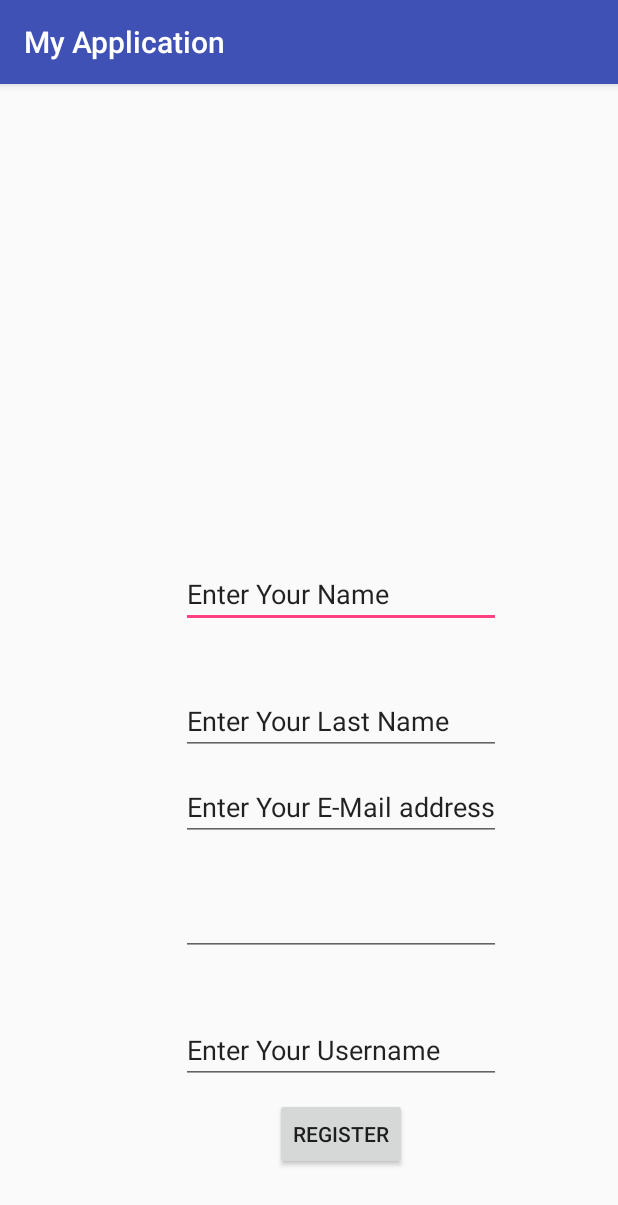
After one commit to pauladaimi/BookMe, an Android app: the RegisterActivity screen opened directly, with no data from a screen before it, on a phone screen of 412 x 824 dp. The commit adds this screen. Shown: the top 1205 px of the screen. Run offline under Robolectric (Android 15) with nearby library versions, the phone set to English and light mode, and no system bars.

Commit message:
Changes
Changes

```diff
--- a/app/build.gradle
+++ b/app/build.gradle
@@ -9,7 +9,7 @@ android {
         versionCode 1
         versionName "1.0"
         testInstrumentationRunner "android.support.test.runner.AndroidJUnitRunner"
-        vectorDrawables.useSupportLibrary= true
+        vectorDrawables.useSupportLibrary = true
     }
     buildTypes {
         release {
--- a/app/src/main/java/com/example/user/myapplication/Company.java
+++ b/app/src/main/java/com/example/user/myapplication/Company.java
@@ -3,17 +3,17 @@ package com.example.user.myapplication;
 import java.util.ArrayList;
 
 /**
- * Created by User on 4/10/2018.
+ * Created by AppUser on 4/10/2018.
  */
 
 public class Company{
     String name;
-    ArrayList<Room> rooms;
+    ArrayList<Space> spaces;
 
     String type; //Change to enum
 
     public Company(ArrayList<Room> rooms){
-        this.rooms=rooms;
+        this.spaces=spaces;
     }
 
 }
--- a/app/src/main/java/com/example/user/myapplication/Drawable.java
+++ b/app/src/main/java/com/example/user/myapplication/Drawable.java
@@ -1,7 +1,8 @@
 package com.example.user.myapplication;
 
 import android.graphics.Canvas;
+import android.graphics.Color;
 
 public interface Drawable {
-	void draw(Canvas canvas);
+	void draw(Canvas canvas, int color);
 }
--- a/app/src/main/java/com/example/user/myapplication/Info.java
+++ b/app/src/main/java/com/example/user/myapplication/Info.java
@@ -8,7 +8,7 @@ public class Info {
     @SerializedName("id")
     @Expose
     private String id;
-    @SerializedName("name")
+    @SerializedName("editName")
     @Expose
     private String name;
     @SerializedName("description")
--- /dev/null
+++ b/app/src/main/java/com/example/user/myapplication/RegisterActivity.java
@@ -0,0 +1,106 @@
+package com.example.user.myapplication;
+
+import android.content.Context;
+import android.content.Intent;
+import android.support.v7.app.AppCompatActivity;
+import android.os.Bundle;
+import android.view.View;
+import android.widget.Button;
+import android.widget.EditText;
+import android.widget.TextView;
+
+public class RegisterActivity extends AppCompatActivity {
+
+    EditText editName, editLastName, editEmail, editPassword, editUsername;
+    Button registerBtn;
+    Context context;
+    AppUser appUser;
+    String name, lastName, email, password, username;
+    TextView errorMessage;
+    @Override
+    protected void onCreate(Bundle savedInstanceState) {
+        super.onCreate(savedInstanceState);
+        setContentView(R.layout.activity_register);
+
+        context = this;
+
+        editName = (EditText) findViewById(R.id.editText2);
+        editName.setOnClickListener(new View.OnClickListener() {
+            @Override
+            public void onClick(View view) {
+                editName.setText("");
+            }
+        });
+
+        editLastName = (EditText) findViewById(R.id.editText3);
+        editLastName.setOnClickListener(new View.OnClickListener() {
+            @Override
+            public void onClick(View view) {
+                editLastName.setText("");
+            }
+        });
+
+        editEmail = (EditText) findViewById(R.id.editText7);
+        editEmail.setOnClickListener(new View.OnClickListener() {
+            @Override
+            public void onClick(View view) {
+                editEmail.setText("");
+            }
+        });
+
+        editPassword = (EditText) findViewById(R.id.editText6);
+        editPassword.setOnClickListener(new View.OnClickListener() {
+            @Override
+            public void onClick(View view) {
+                editPassword.setText("");
+            }
+        });
+
+        editUsername = (EditText) findViewById(R.id.editText8);
+        editUsername.setOnClickListener(new View.OnClickListener() {
+            @Override
+            public void onClick(View view) {
+                editUsername.setText("");
+            }
+        });
+
+        errorMessage = (TextView)findViewById(R.id.textView5);
+        registerBtn = findViewById(R.id.button);
+        registerBtn.setOnClickListener(new View.OnClickListener() {
+            @Override
+            public void onClick(View v) {
+                name = editName.getText().toString();
+                lastName = editLastName.getText().toString();
+                email = editEmail.getText().toString();
+                password = editPassword.getText().toString();
+                username = editUsername.getText().toString();
+
+
+                if(name.isEmpty()) {
+                    System.out.println("Missing Name");
+                    errorMessage.setText("Missing Name");
+                } else if (lastName.isEmpty()) {
+                    System.out.println("Missing Last Name");
+                    errorMessage.setText("Missing Last Name");
+                } else if (email.isEmpty()) {
+                    System.out.println("Missing Email");
+                    errorMessage.setText("Missing E-mail");
+                } else if (password.isEmpty()) {
+                    System.out.println("Missing Password");
+                    errorMessage.setText("Missing Password");
+                } else if (username.isEmpty()) {
+                    System.out.println("Missing Username");
+                    errorMessage.setText("Missing Username");
+                } else {
+                    appUser = new AppUser(name, lastName, email, password, username);
+                    System.out.println("Register");
+                    Intent e = new Intent(context, BookActivity.class);
+                    startActivity(e);
+                }
+
+
+            }
+        });
+    }
+
+}
--- a/app/src/main/java/com/example/user/myapplication/Space.java
+++ b/app/src/main/java/com/example/user/myapplication/Space.java
@@ -34,7 +34,7 @@ public class Space {
     public String toString(){
         String SpaceString="";
         for(int i=0; i<spots.size();i++){
-            SpaceString+= spots.get(i).getX()+" " +spots.get(i).getY() ;
+            SpaceString += "%X: " +  spots.get(i).getX()+ " %Y: " +spots.get(i).getY() + " " ;
         }
 
         SpaceString+=" "+getInfo().getName();
--- /dev/null
+++ b/app/src/main/res/layout/activity_register.xml
@@ -0,0 +1,93 @@
+<?xml version="1.0" encoding="utf-8"?>
+<android.support.constraint.ConstraintLayout xmlns:android="http://schemas.android.com/apk/res/android"
+    xmlns:app="http://schemas.android.com/apk/res-auto"
+    xmlns:tools="http://schemas.android.com/tools"
+    android:layout_width="match_parent"
+    android:layout_height="match_parent"
+    tools:context="com.example.user.myapplication.RegisterActivity"
+    tools:layout_editor_absoluteY="81dp">
+
+    <EditText
+        android:id="@+id/editText2"
+        android:layout_width="wrap_content"
+        android:layout_height="wrap_content"
+        android:layout_marginBottom="39dp"
+        android:layout_marginStart="32dp"
+        android:ems="10"
+        android:inputType="textPersonName"
+        android:text="Enter Your Name"
+        app:layout_constraintBottom_toTopOf="@+id/editText3"
+        app:layout_constraintStart_toStartOf="@+id/textView5"
+        app:layout_constraintTop_toBottomOf="@+id/textView5" />
+
+    <EditText
+        android:id="@+id/editText3"
+        android:layout_width="wrap_content"
+        android:layout_height="wrap_content"
+        android:layout_marginBottom="12dp"
+        android:ems="10"
+        android:inputType="textPersonName"
+        android:text="Enter Your Last Name"
+        app:layout_constraintBottom_toTopOf="@+id/editText7"
+        app:layout_constraintStart_toStartOf="@+id/editText2"
+        app:layout_constraintTop_toBottomOf="@+id/editText2" />
+
+    <EditText
+        android:id="@+id/editText6"
+        android:layout_width="wrap_content"
+        android:layout_height="wrap_content"
+        android:layout_marginBottom="40dp"
+        android:ems="10"
+        android:inputType="textPassword"
+        app:layout_constraintBottom_toTopOf="@+id/editText8"
+        app:layout_constraintStart_toStartOf="@+id/editText7"
+        app:layout_constraintTop_toBottomOf="@+id/editText7" />
+
+    <EditText
+        android:id="@+id/editText7"
+        android:layout_width="wrap_content"
+        android:layout_height="wrap_content"
+        android:layout_marginBottom="31dp"
+        android:ems="10"
+        android:inputType="textEmailAddress"
+        android:text="Enter Your E-Mail address"
+        app:layout_constraintBottom_toTopOf="@+id/editText6"
+        app:layout_constraintStart_toStartOf="@+id/editText3"
+        app:layout_constraintTop_toBottomOf="@+id/editText3" />
+
+    <EditText
+        android:id="@+id/editText8"
+        android:layout_width="wrap_content"
+        android:layout_height="wrap_content"
+        android:layout_marginBottom="9dp"
+        android:ems="10"
+        android:inputType="textPersonName"
+        android:text="Enter Your Username"
+        app:layout_constraintBottom_toTopOf="@+id/button"
+        app:layout_constraintStart_toStartOf="@+id/editText6"
+        app:layout_constraintTop_toBottomOf="@+id/editText6" />
+
+    <Button
+        android:id="@+id/button"
+        android:layout_width="wrap_content"
+        android:layout_height="wrap_content"
+        android:layout_marginBottom="44dp"
+        android:text="Register"
+        app:layout_constraintBottom_toBottomOf="parent"
+        app:layout_constraintEnd_toEndOf="@+id/editText8"
+        app:layout_constraintStart_toStartOf="@+id/editText8"
+        app:layout_constraintTop_toBottomOf="@+id/editText8" />
+
+    <TextView
+        android:id="@+id/textView5"
+        android:layout_width="291dp"
+        android:layout_height="0dp"
+        android:layout_marginBottom="2dp"
+        android:layout_marginEnd="32dp"
+        android:layout_marginTop="16dp"
+        android:textColor="@android:color/holo_red_dark"
+        android:textSize="30sp"
+        app:layout_constraintBottom_toTopOf="@+id/editText2"
+        app:layout_constraintEnd_toEndOf="parent"
+        app:layout_constraintTop_toTopOf="parent" />
+</android.support.constraint.ConstraintLayout>
```
Also changed, not shown: app/src/main/AndroidManifest.xml (+6 -2 lines), app/src/main/java/com/example/user/myapplication/AppUser.java (added, +32 -0 lines), app/src/main/java/com/example/user/myapplication/BookActivity.java (+5 -4 lines), app/src/main/java/com/example/user/myapplication/BookPanel.java (+163 -9 lines), app/src/main/java/com/example/user/myapplication/DateActivity.java (added, +131 -0 lines), app/src/main/java/com/example/user/myapplication/LoginActivity.java (+51 -6 lines), app/src/main/java/com/example/user/myapplication/Spot.java (+8 -6 lines), app/src/main/res/layout/activity_date.xml (added, +59 -0 lines), app/src/main/res/layout/login.xml (+13 -0 lines).
